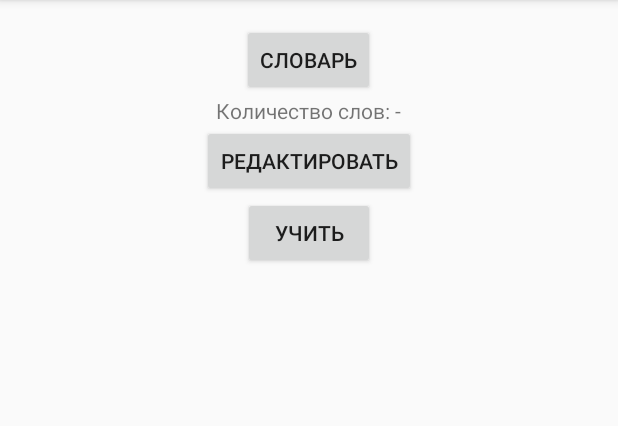
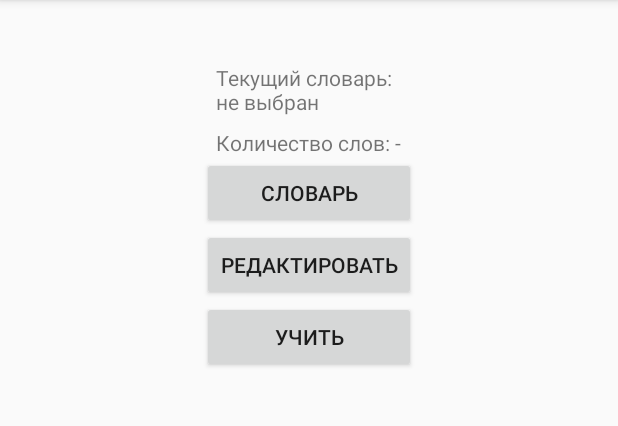
Before and after one commit to antonkoatl/mylearn, an Android app: the screen it shows after launch (MainActivity), on a phone screen of 412 x 824 dp, the part 84-510 px from its top. Run offline under Robolectric (Android 15) with nearby library versions, the phone set to English and light mode, and no system bars.

Commit message:
Activity instead of dialog(DictDialog)

```diff
--- a/app/src/main/AndroidManifest.xml
+++ b/app/src/main/AndroidManifest.xml
@@ -29,6 +29,10 @@
             android:name=".LearnActivity"
             android:label="@string/title_activity_learn_activity" >
         </activity>
+        <activity
+            android:name=".DictDialog"
+            android:label="@string/title_activity_dict_dialog" >
+        </activity>
     </application>
 
 </manifest>
--- a/app/src/main/java/com/noname/mylearn/MainActivity.java
+++ b/app/src/main/java/com/noname/mylearn/MainActivity.java
@@ -12,10 +12,13 @@ import android.view.View;
 import android.widget.TextView;
 import android.widget.Toast;
 
-public class MainActivity extends ActionBarActivity implements DictDialog.NoticeDialogListener {
+public class MainActivity extends ActionBarActivity {
+    public static final int REQUEST_CODE_SELECTED = 300;
+    public static final int REQUEST_CODE_WORD_ADDED = 301;
     public static final String DICT_ID = "dict_id";
+    public static final String DICT_WORDS_COUNT = "dict_words_count";
 
-    DialogFragment dlg1;
+    //DialogFragment dlg1;
     Dictionary currentDict;
 
     //public static final String APP_PREFERENCES = "settings";
@@ -32,8 +35,15 @@ public class MainActivity extends ActionBarActivity implements DictDialog.Notice
         if(idDict != -1){
             selectedDict( DBHelper.getInstance(this).getDictById(idDict) );
         }
+    }
 
-        dlg1 = new DictDialog();
+    @Override
+    protected void onResume() {
+        super.onResume();
+
+        /*currentDict.setWordsCount(getIntent().getIntExtra(DICT_WORDS_COUNT, -1 ));
+        TextView textLabel_wordsCount = (TextView) findViewById(R.id.wordsCountTextView);
+        textLabel_wordsCount.setText("Количество слов:! " + currentDict.getWordsCount());*/
     }
 
     /**@Override
@@ -73,13 +83,16 @@ public class MainActivity extends ActionBarActivity implements DictDialog.Notice
     public void buttonClick(View v) {
         switch (v.getId()) {
             case R.id.button_dict:
-                dlg1.show(getSupportFragmentManager(), "dlg1");
+                Intent intent = new Intent(this, DictDialog.class);
+                startActivityForResult(intent, REQUEST_CODE_SELECTED);
                 break;
             case R.id.button_editDict:
-                if(currentDict.getId() > 0) {
-                    Intent intent = new Intent(this, EditDict.class);
+                if(currentDict != null) {
+                    intent = new Intent(this, EditDict.class);
                     intent.putExtra(DICT_ID, currentDict.getId());
-                    startActivity(intent);
+                    intent.putExtra(DICT_WORDS_COUNT, currentDict.getWordsCount());
+
+                    startActivityForResult(intent, REQUEST_CODE_WORD_ADDED);
                 }
                 else {
                     Toast toast = Toast.makeText(getApplicationContext(), "Выберите словарь же!", Toast.LENGTH_SHORT);
@@ -87,8 +100,8 @@ public class MainActivity extends ActionBarActivity implements DictDialog.Notice
                 }
                 break;
             case R.id.button3:
-                if(currentDict.getId() > 0) {
-                    Intent intent = new Intent(this, LearnActivity.class);
+                if(currentDict != null) {
+                    intent = new Intent(this, LearnActivity.class);
                     intent.putExtra(DICT_ID, currentDict.getId());
                     startActivity(intent);
                 }
@@ -100,8 +113,23 @@ public class MainActivity extends ActionBarActivity implements DictDialog.Notice
                 break;
         }
     }
-
+    // Получаем результаты вызванных активити
     @Override
+    protected void onActivityResult(int requestCode, int resultCode, Intent data) {
+        super.onActivityResult(requestCode, resultCode, data);
+        if(resultCode == RESULT_OK){
+            switch(requestCode) {
+                case REQUEST_CODE_SELECTED:
+                    Long idDict = data.getLongExtra(DICT_ID, 0);
+                    selectedDict(DBHelper.getInstance(this).getDictById(idDict));
+                    break;
+                case REQUEST_CODE_WORD_ADDED:
+                    currentDict.setWordsCount(data.getIntExtra(DICT_WORDS_COUNT, -1));
+                    TextView textLabel_wordsCount = (TextView) findViewById(R.id.wordsCountTextView);
+                    textLabel_wordsCount.setText("Количество слов: " + currentDict.getWordsCount());
+            }
+        }
+    }
     public void selectedDict(Dictionary dict) {
         currentDict = dict;
 
@@ -110,6 +138,8 @@ public class MainActivity extends ActionBarActivity implements DictDialog.Notice
         editor.putLong(SAVED_ID_DICT, currentDict.getId());
         editor.apply();
 
+        TextView textLabel_currentDict = (TextView) findViewById(R.id.currentDictTextView);
+        textLabel_currentDict.setText("Текущий словарь: " + dict.getName());
         TextView textLabel_wordsCount = (TextView) findViewById(R.id.wordsCountTextView);
         textLabel_wordsCount.setText("Количество слов: " + dict.getWordsCount());
     }
--- a/app/src/main/res/layout/activity_main.xml
+++ b/app/src/main/res/layout/activity_main.xml
@@ -15,9 +15,12 @@
         android:layout_height="wrap_content"
         android:text="Словарь"
         android:id="@+id/button_dict"
-        android:layout_alignParentTop="true"
-        android:layout_centerHorizontal="true"
-        android:onClick="buttonClick"/>
+        android:onClick="buttonClick"
+        android:layout_below="@+id/wordsCountTextView"
+        android:layout_alignLeft="@+id/button_editDict"
+        android:layout_alignStart="@+id/button_editDict"
+        android:layout_alignRight="@+id/button_editDict"
+        android:layout_alignEnd="@+id/button_editDict" />
 
     <Button
         android:layout_width="wrap_content"
@@ -25,23 +28,39 @@
         android:text="Редактировать"
         android:id="@+id/button_editDict"
         android:onClick="buttonClick"
-        android:layout_below="@+id/wordsCountTextView"
-        android:layout_centerHorizontal="true"/>
+        android:layout_below="@+id/button_dict"
+        android:layout_centerHorizontal="true" />
 
     <Button
         android:layout_width="wrap_content"
         android:layout_height="wrap_content"
         android:text="Учить"
         android:id="@+id/button3"
+        android:onClick="buttonClick"
         android:layout_below="@+id/button_editDict"
-        android:layout_centerHorizontal="true"
-        android:onClick="buttonClick"/>
+        android:layout_alignRight="@+id/button_editDict"
+        android:layout_alignEnd="@+id/button_editDict"
+        android:layout_alignLeft="@+id/button_editDict"
+        android:layout_alignStart="@+id/button_editDict" />
 
     <TextView
         android:layout_width="wrap_content"
         android:layout_height="wrap_content"
         android:text="Количество слов: -"
         android:id="@+id/wordsCountTextView"
-        android:layout_below="@+id/button_dict"
-        android:layout_centerHorizontal="true"/>
+        android:layout_alignParentTop="true"
+        android:layout_centerHorizontal="true"
+        android:layout_marginTop="69dp" />
+
+    <TextView
+        android:layout_width="wrap_content"
+        android:layout_height="wrap_content"
+        android:text="Текущий словарь: не выбран"
+        android:id="@+id/currentDictTextView"
+        android:layout_alignBottom="@+id/wordsCountTextView"
+        android:layout_marginBottom="27dp"
+        android:layout_alignLeft="@+id/wordsCountTextView"
+        android:layout_alignStart="@+id/wordsCountTextView"
+        android:layout_alignRight="@+id/wordsCountTextView"
+        android:layout_alignEnd="@+id/wordsCountTextView" />
 </RelativeLayout>
--- a/app/src/main/res/values/strings.xml
+++ b/app/src/main/res/values/strings.xml
@@ -4,4 +4,5 @@
     <string name="title_activity_edit_dict">EditDict</string>
     <string name="title_activity_add_word">AddWord</string>
     <string name="title_activity_learn_activity">LearnActivity</string>
+    <string name="title_activity_dict_dialog">DIctDialog</string>
 </resources>
```
Also changed, not shown: app/src/main/java/com/noname/mylearn/DictDialog.java (+42 -51 lines), app/src/main/java/com/noname/mylearn/EditDict.java (+6 -8 lines), app/src/main/res/layout/activity_dict_dialog.xml (added, +37 -0 lines), 1 other file.
